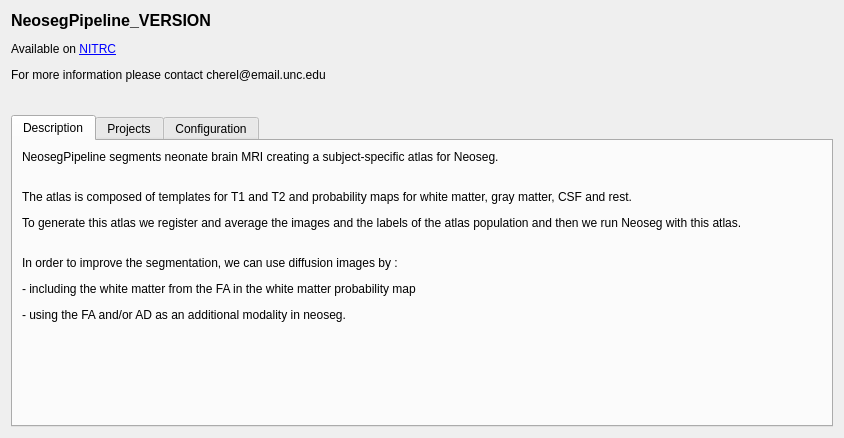
Above: NeosegPipeline/About.ui from hay318/NeosegPipeline before the change. Below: the same form after it.
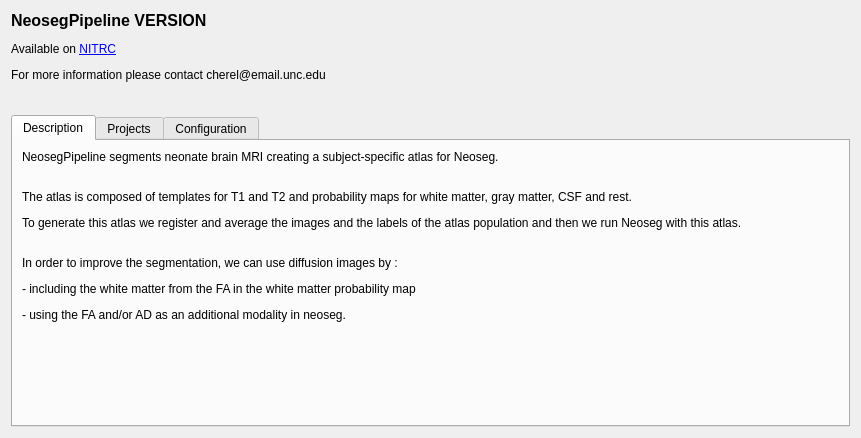
That is the form after the change. Icons and pictures are not drawn.

```diff
--- a/NeosegPipeline/About.ui
+++ b/NeosegPipeline/About.ui
@@ -6,7 +6,7 @@
    <rect>
     <x>0</x>
     <y>0</y>
-    <width>844</width>
+    <width>861</width>
     <height>438</height>
    </rect>
   </property>
@@ -54,7 +54,7 @@
             </font>
            </property>
            <property name="text">
-            <string>&lt;html&gt;&lt;head/&gt;&lt;body&gt;&lt;p&gt;&lt;span style=&quot; font-size:12pt; font-weight:600;&quot;&gt;NeosegPipeline_VERSION&lt;/span&gt;&lt;/p&gt;&lt;p&gt;Available on &lt;a href=&quot;http://www.nitrc.org/projects/neosegpipeline/&quot;&gt;&lt;span style=&quot; text-decoration: underline; color:#0000ff;&quot;&gt;NITRC&lt;/span&gt;&lt;/a&gt;&lt;/p&gt;&lt;p&gt;For more information please contact cherel@email.unc.edu&lt;/p&gt;&lt;/body&gt;&lt;/html&gt;</string>
+            <string>&lt;html&gt;&lt;head/&gt;&lt;body&gt;&lt;p&gt;&lt;span style=&quot; font-size:12pt; font-weight:600;&quot;&gt;NeosegPipeline VERSION&lt;/span&gt;&lt;/p&gt;&lt;p&gt;Available on &lt;a href=&quot;http://www.nitrc.org/projects/neosegpipeline/&quot;&gt;&lt;span style=&quot; text-decoration: underline; color:#0000ff;&quot;&gt;NITRC&lt;/span&gt;&lt;/a&gt;&lt;/p&gt;&lt;p&gt;For more information please contact cherel@email.unc.edu&lt;/p&gt;&lt;/body&gt;&lt;/html&gt;</string>
            </property>
            <property name="margin">
             <number>10</number>
```
